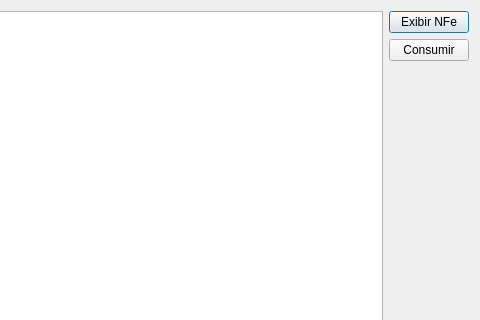
lellisls/ERP-STACCATO, file ui/estoque.ui: the form before one commit; both pictures show x 320 to 800 and y 0 to 320 of the 800 by 404 pixel window.
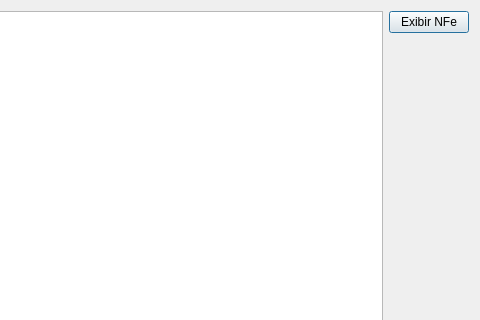
The form after the commit. Custom widgets are drawn as their Qt base class.

What changed in the file:
```diff
--- a/ui/estoque.ui
+++ b/ui/estoque.ui
@@ -22,13 +22,6 @@
     </widget>
    </item>
    <item row="1" column="2">
-    <widget class="QPushButton" name="pushButtonConsumir">
-     <property name="text">
-      <string>Consumir</string>
-     </property>
-    </widget>
-   </item>
-   <item row="2" column="2">
     <spacer name="verticalSpacer">
      <property name="orientation">
       <enum>Qt::Vertical</enum>
```
Left out of the diff: 2 changed lines with no effect on the pictures.
